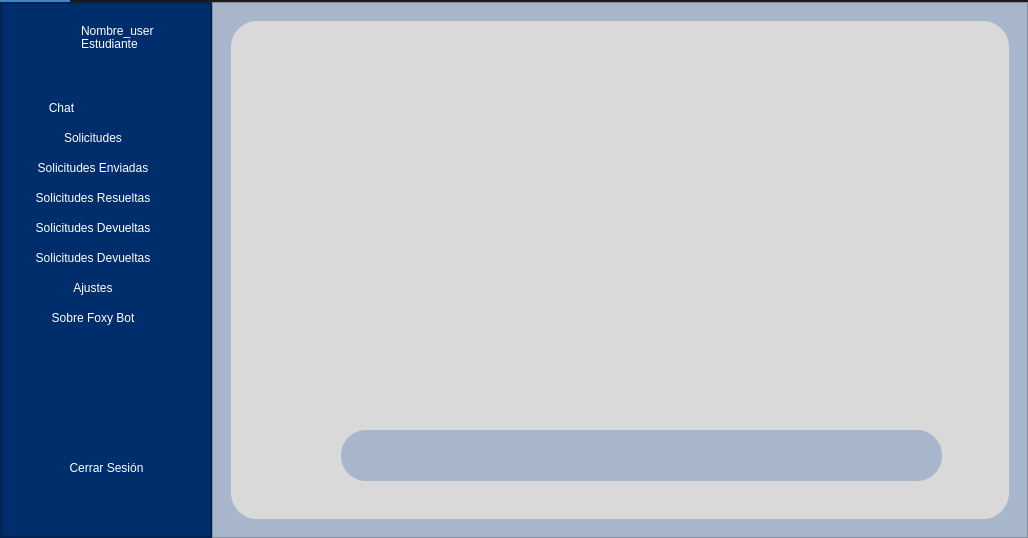
The window that ventanas/VentanaEstudiante.ui (Lomeli89/FoxyBotApp1.0) describes before a commit, drawn with Qt 5.
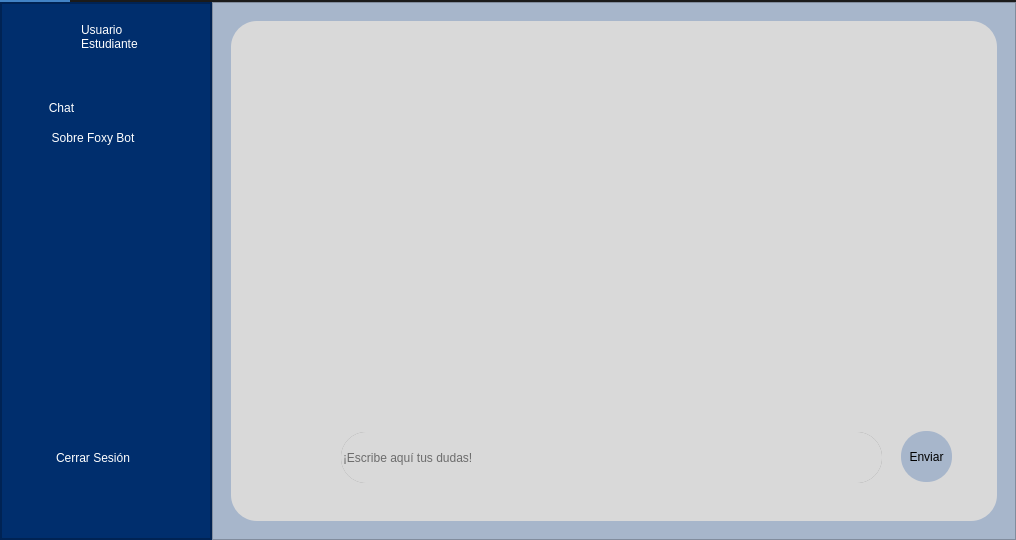
The same window after the commit. Icons and pictures are not drawn.

What changed in the file:
```diff
--- a/ventanas/VentanaEstudiante.ui
+++ b/ventanas/VentanaEstudiante.ui
@@ -6,8 +6,8 @@
    <rect>
     <x>0</x>
     <y>0</y>
-    <width>1028</width>
-    <height>538</height>
+    <width>1016</width>
+    <height>540</height>
    </rect>
   </property>
   <property name="minimumSize">
@@ -239,8 +239,8 @@
               <rect>
                <x>80</x>
                <y>20</y>
-               <width>101</width>
-               <height>16</height>
+               <width>47</width>
+               <height>13</height>
               </rect>
              </property>
              <property name="styleSheet">
@@ -248,7 +248,7 @@
 font: 11.5pt &quot;Calibri&quot;;</string>
              </property>
              <property name="text">
-              <string>Nombre_user</string>
+              <string>Usuario</string>
              </property>
             </widget>
             <widget class="QLabel" name="label_3">
@@ -256,7 +256,7 @@
               <rect>
                <x>80</x>
                <y>31</y>
-               <width>101</width>
+               <width>61</width>
                <height>20</height>
               </rect>
              </property>
@@ -272,8 +272,8 @@
             <widget class="QPushButton" name="btn_cerrarSesion">
              <property name="geometry">
               <rect>
-               <x>20</x>
-               <y>450</y>
+               <x>30</x>
+               <y>440</y>
                <width>171</width>
                <height>30</height>
               </rect>
@@ -288,7 +288,7 @@
               <string notr="true">QPushButton {
 	font: 9pt &quot;Calibri&quot;;
 	color: rgb(255, 255, 255);
-	
+	padding-left:-47px;
 	background-color: rgb(0, 46, 109);
 	border: 0px solid;
 	border-radius:15px;
@@ -315,7 +315,7 @@
              <property name="geometry">
               <rect>
                <x>20</x>
-               <y>300</y>
+               <y>120</y>
                <width>171</width>
                <height>30</height>
               </rect>
@@ -375,258 +375,6 @@
               <bool>true</bool>
              </property>
             </widget>
-            <widget class="QPushButton" name="btn_about_2">
-             <property name="geometry">
-              <rect>
-               <x>20</x>
-               <y>150</y>
-               <width>171</width>
-               <height>30</height>
-              </rect>
-             </property>
-             <property name="minimumSize">
-              <size>
-               <width>0</width>
-               <height>30</height>
-              </size>
-             </property>
-             <property name="styleSheet">
-              <string notr="true">QPushButton {
-	font: 11.5pt &quot;Calibri&quot;;
-	color: rgb(255, 255, 255);
-	padding-left:-27px;
-	background-color: rgb(0, 46, 109);
-	border: 0px solid;
-	border-radius:15px;
-}
-QPushButton:hover {
-	background-color: rgb(93, 129, 163);
-}
-
-
-	
-	
-	
-	
-</string>
-             </property>
-             <property name="text">
-              <string>Solicitudes Enviadas</string>
-             </property>
-             <property name="flat">
-              <bool>false</bool>
-             </property>
-            </widget>
-            <widget class="QPushButton" name="btn_about_3">
-             <property name="geometry">
-              <rect>
-               <x>20</x>
-               <y>180</y>
-               <width>171</width>
-               <height>30</height>
-              </rect>
-             </property>
-             <property name="minimumSize">
-              <size>
-               <width>0</width>
-               <height>30</height>
-              </size>
-             </property>
-             <property name="styleSheet">
-              <string notr="true">QPushButton {
-	font: 11.5pt &quot;Calibri&quot;;
-	color: rgb(255, 255, 255);
-	padding-left:-27px;
-	background-color: rgb(0, 46, 109);
-	border: 0px solid;
-	border-radius:15px;
-}
-QPushButton:hover {
-	background-color: rgb(93, 129, 163);
-}
-
-
-	
-	
-	
-	
-</string>
-             </property>
-             <property name="text">
-              <string>Solicitudes Resueltas</string>
-             </property>
-             <property name="flat">
-              <bool>false</bool>
-             </property>
-            </widget>
-            <widget class="QPushButton" name="btn_about_4">
-             <property name="geometry">
-              <rect>
-               <x>20</x>
-               <y>210</y>
-               <width>171</width>
-               <height>30</height>
-              </rect>
-             </property>
-             <property name="minimumSize">
-              <size>
-               <width>0</width>
-               <height>30</height>
-              </size>
-             </property>
-             <property name="styleSheet">
-              <string notr="true">QPushButton {
-	font: 11.5pt &quot;Calibri&quot;;
-	color: rgb(255, 255, 255);
-	padding-left:-27px;
-	background-color: rgb(0, 46, 109);
-	border: 0px solid;
-	border-radius:15px;
-}
-QPushButton:hover {
-	background-color: rgb(93, 129, 163);
-}
-
-
-	
-	
-	
-	
-</string>
-             </property>
-             <property name="text">
-              <string>Solicitudes Devueltas</string>
-             </property>
-             <property name="flat">
-              <bool>false</bool>
-             </property>
-            </widget>
-            <widget class="QPushButton" name="btn_about_5">
-             <property name="geometry">
-              <rect>
-               <x>20</x>
-               <y>240</y>
-               <width>171</width>
-               <height>30</height>
-              </rect>
-             </property>
-             <property name="minimumSize">
-              <size>
-               <width>0</width>
-               <height>30</height>
-              </size>
-             </property>
-             <property name="styleSheet">
-              <string notr="true">QPushButton {
-	font: 11.5pt &quot;Calibri&quot;;
-	color: rgb(255, 255, 255);
-	padding-left:-27px;
-	background-color: rgb(0, 46, 109);
-	border: 0px solid;
-	border-radius:15px;
-}
-QPushButton:hover {
-	background-color: rgb(93, 129, 163);
-}
-
-
-	
-	
-	
-	
-</string>
-             </property>
-             <property name="text">
-              <string>Solicitudes Devueltas</string>
-             </property>
-             <property name="flat">
-              <bool>false</bool>
-             </property>
-            </widget>
-            <widget class="QPushButton" name="btn_about_6">
-             <property name="geometry">
-              <rect>
-               <x>20</x>
-               <y>270</y>
-               <width>171</width>
-               <height>30</height>
-              </rect>
-             </property>
-             <property name="minimumSize">
-              <size>
-               <width>0</width>
-               <height>30</height>
-              </size>
-             </property>
-             <property name="styleSheet">
-              <string notr="true">QPushButton {
-	font: 11.5pt &quot;Calibri&quot;;
-	color: rgb(255, 255, 255);
-	padding-left:-27px;
-	background-color: rgb(0, 46, 109);
-	border: 0px solid;
-	border-radius:15px;
-}
-QPushButton:hover {
-	background-color: rgb(93, 129, 163);
-}
-
-
-	
-	
-	
-	
-</string>
-             </property>
-             <property name="text">
-              <string>Ajustes</string>
-             </property>
-             <property name="flat">
-              <bool>false</bool>
-             </property>
-            </widget>
-            <widget class="QPushButton" name="btn_about_7">
-             <property name="geometry">
-              <rect>
-               <x>20</x>
-               <y>120</y>
-               <width>171</width>
-               <height>30</height>
-              </rect>
-             </property>
-             <property name="minimumSize">
-              <size>
-               <width>0</width>
-               <height>30</height>
-              </size>
-             </property>
-             <property name="styleSheet">
-              <string notr="true">QPushButton {
-	font: 11.5pt &quot;Calibri&quot;;
-	color: rgb(255, 255, 255);
-	padding-left:-27px;
-	background-color: rgb(0, 46, 109);
-	border: 0px solid;
-	border-radius:15px;
-}
-QPushButton:hover {
-	background-color: rgb(93, 129, 163);
-}
-
-
-	
-	
-	
-	
-</string>
-             </property>
-             <property name="text">
-              <string>Solicitudes</string>
-             </property>
-             <property name="flat">
-              <bool>false</bool>
-             </property>
-            </widget>
            </widget>
           </item>
          </layout>
@@ -656,7 +404,7 @@
              <number>0</number>
             </property>
             <widget class="QWidget" name="page_1">
-             <layout class="QVBoxLayout" name="verticalLayout_7">
+             <layout class="QHBoxLayout" name="horizontalLayout_3">
               <item>
                <widget class="QFrame" name="frame">
                 <property name="styleSheet">
@@ -677,7 +425,7 @@
                   <rect>
                    <x>10</x>
                    <y>400</y>
-                   <width>721</width>
+                   <width>731</width>
                    <height>71</height>
                   </rect>
                  </property>
@@ -696,41 +444,46 @@
                  <property name="frameShadow">
                   <enum>QFrame::Raised</enum>
                  </property>
-                 <widget class="QLineEdit" name="lineEdit">
+                 <widget class="QPushButton" name="pushButton">
                   <property name="geometry">
                    <rect>
-                    <x>100</x>
-                    <y>9</y>
-                    <width>601</width>
+                    <x>660</x>
+                    <y>10</y>
+                    <width>51</width>
                     <height>51</height>
                    </rect>
                   </property>
                   <property name="styleSheet">
-                   <string notr="true">QLineEdit{
-	
-	
-	
-	
+                   <string notr="true">QPushButton{
 	background-color: rgb(167, 182, 203);
 	padding-top:1px;
 	border-radius:25px;
-	
 	border-color: rgb(0, 46, 109);
+}
+
+QPushButton:hover {
+	background-color: rgb(93, 129, 163);
 }</string>
                   </property>
+                  <property name="text">
+                   <string>Enviar</string>
+                  </property>
                  </widget>
                  <widget class="QLabel" name="label_5">
                   <property name="geometry">
                    <rect>
-                    <x>10</x>
-                    <y>20</y>
-                    <width>51</width>
-                    <height>41</height>
+                    <x>20</x>
+                    <y>0</y>
+                    <width>61</width>
+                    <height>61</height>
                    </rect>
                   </property>
                   <property name="contextMenuPolicy">
                    <enum>Qt::CustomContextMenu</enum>
                   </property>
+                  <property name="styleSheet">
+                   <string notr="true"/>
+                  </property>
                   <property name="text">
                    <string/>
                   </property>
@@ -740,7 +493,80 @@
                   <property name="scaledContents">
                    <bool>true</bool>
                   </property>
+                  <property name="wordWrap">
+                   <bool>true</bool>
+                  </property>
                  </widget>
+                 <widget class="QFrame" name="frame_4">
+                  <property name="geometry">
+                   <rect>
+                    <x>100</x>
+                    <y>11</y>
+                    <width>541</width>
+                    <height>51</height>
+                   </rect>
+                  </property>
+                  <property name="styleSheet">
+                   <string notr="true">QFrame{
+	
+	
+	
+	
+	
+	
+	background-color: rgb(148, 148, 148);
+	padding-top:1px;
+	border-radius:25px;
+	
+	border-color: rgb(0, 46, 109);
+}</string>
+                  </property>
+                  <property name="frameShape">
+                   <enum>QFrame::StyledPanel</enum>
+                  </property>
+                  <property name="frameShadow">
+                   <enum>QFrame::Raised</enum>
+                  </property>
+                  <widget class="QLineEdit" name="lineEdit">
+                   <property name="geometry">
+                    <rect>
+                     <x>0</x>
+                     <y>0</y>
+                     <width>541</width>
+                     <height>51</height>
+                    </rect>
+                   </property>
+                   <property name="styleSheet">
+                    <string notr="true">QLineEdit{
+	
+	
+	
+	
+	background-color: rgb(217, 217, 217);
+	padding-top:1px;
+	border-radius:25px;
+	
+	border-color: rgb(0, 46, 109);
+}</string>
+                   </property>
+                   <property name="placeholderText">
+                    <string>¡Escribe aquí tus dudas!</string>
+                   </property>
+                  </widget>
+                 </widget>
+                 <zorder>frame_4</zorder>
+                 <zorder>pushButton</zorder>
+                 <zorder>label_5</zorder>
+                </widget>
+                <widget class="QListView" name="listView">
+                 <property name="geometry">
+                  <rect>
+                   <x>20</x>
+                   <y>20</y>
+                   <width>721</width>
+                   <height>351</height>
+                  </rect>
+                 </property>
                 </widget>
                </widget>
               </item>
```
Left out of the diff: 36 changed lines with no effect on the pictures.
